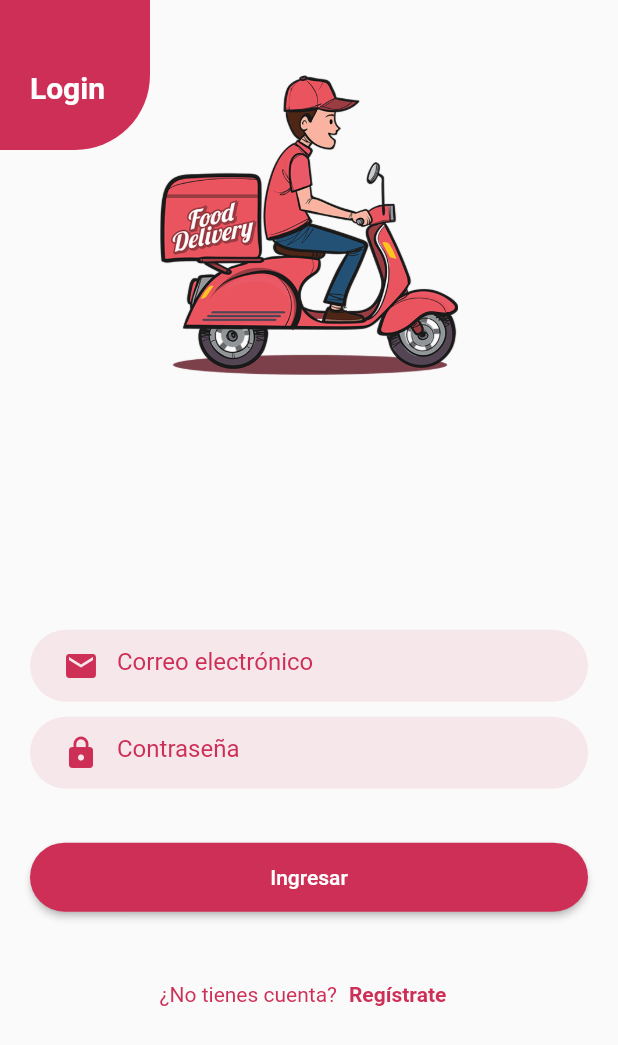
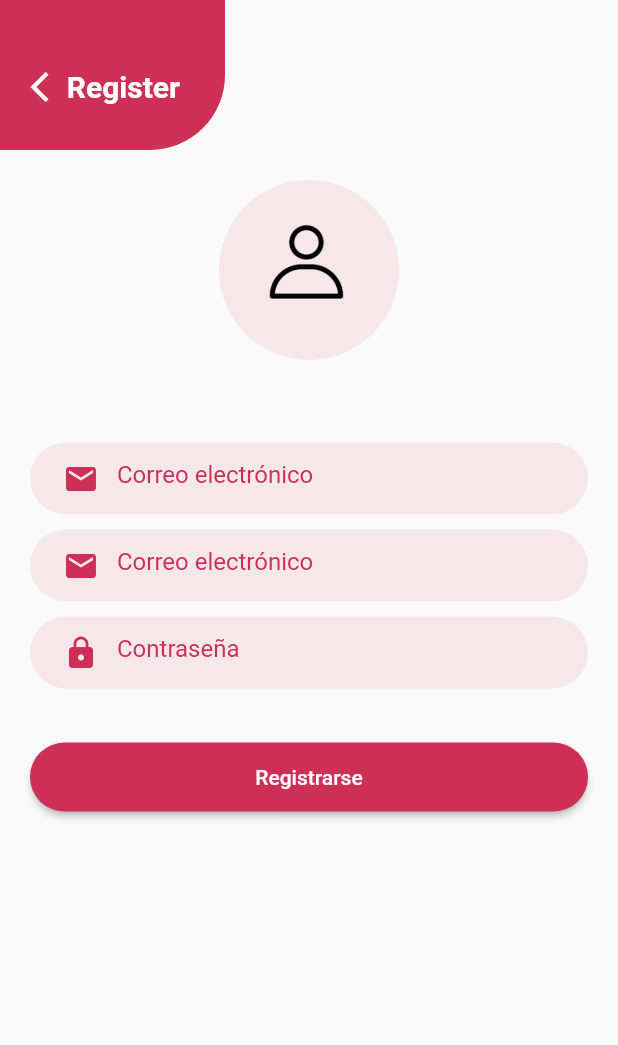
Before and after one commit to JoseGaldamez/chaty, a Flutter app: the screen it shows after launch, after a tap on "Regístrate", on a phone screen of 412 x 824 dp. Shown: the top 1045 px of the screen. Run offline on Flutter 3.47's test engine with Material 2 defaults, Android fonts, the phone set to English and light mode, and no system bars; our stand-ins replace get.

Commit message:
adding register page

```diff
--- a/lib/main.dart
+++ b/lib/main.dart
@@ -1,6 +1,7 @@
 import 'package:flutter/material.dart';
 import 'package:chaty/src/routes/app_routes.dart';
 import 'package:chaty/src/themes/principal_theme.dart';
+import 'package:get/get.dart';
 
 void main() => runApp(const RootApp());
 
@@ -14,11 +15,11 @@ class RootApp extends StatefulWidget {
 class _RootAppState extends State<RootApp> {
   @override
   Widget build(BuildContext context) {
-    return MaterialApp(
+    return GetMaterialApp(
       title: 'Chaty',
       debugShowCheckedModeBanner: false,
-      initialRoute: 'login',
-      routes: appRoutes,
+      initialRoute: '/',
+      getPages: appRoutes,
       theme: principalTheme,
     );
   }
--- a/lib/src/routes/app_routes.dart
+++ b/lib/src/routes/app_routes.dart
@@ -1,7 +1,8 @@
-import 'package:flutter/material.dart';
+import 'package:get/get.dart';
 import '../screens/screens.dart';
 
-final appRoutes = <String, WidgetBuilder>{
-  'login': (BuildContext context) => const LoginScreen(),
-  'home': (BuildContext context) => const HomeScreen(),
-};
+final appRoutes = [
+  GetPage(name: '/', page: () => const LoginScreen()),
+  GetPage(name: '/register', page: () => const RegisterScreen()),
+  GetPage(name: '/home', page: () => const HomeScreen()),
+];
--- a/lib/src/screens/auth/login_screen.dart
+++ b/lib/src/screens/auth/login_screen.dart
@@ -1,19 +1,15 @@
 import 'package:chaty/src/themes/app_colors.dart';
-import 'package:chaty/src/widgets/login_form/login_form.dart';
+import 'package:chaty/src/widgets/auth/login_form/login_form.dart';
 import 'package:flutter/material.dart';
 
-class LoginScreen extends StatefulWidget {
+class LoginScreen extends StatelessWidget {
   const LoginScreen({super.key});
 
   @override
-  State<LoginScreen> createState() => _LoginScreenState();
-}
-
-class _LoginScreenState extends State<LoginScreen> {
-  @override
   Widget build(BuildContext context) {
     return Scaffold(
-        body: Stack(
+        body: SingleChildScrollView(
+      child: Stack(
         children: [
           Positioned(
             top: -100,
@@ -37,6 +33,7 @@ class _LoginScreenState extends State<LoginScreen> {
           ),
           const SizedBox(width: double.infinity, child: LoginForm()),
         ],
+      ),
     ));
   }
 }
--- /dev/null
+++ b/lib/src/screens/auth/register_screen.dart
@@ -0,0 +1,54 @@
+import 'package:flutter/material.dart';
+import 'package:get/get.dart';
+import '../../themes/app_colors.dart';
+import '../../widgets/auth/register_form/register_form.dart';
+
+class RegisterScreen extends StatelessWidget {
+  const RegisterScreen({super.key});
+
+  @override
+  Widget build(BuildContext context) {
+    return Scaffold(
+        body: SingleChildScrollView(
+      child: Stack(
+        children: [
+          Positioned(
+            top: -100,
+            left: -50,
+            child: Container(
+              alignment: Alignment.bottomRight,
+              padding: const EdgeInsets.all(30),
+              width: 200,
+              height: 200,
+              decoration: BoxDecoration(
+                  borderRadius: BorderRadius.circular(50.0),
+                  color: AppColors.primaryColor),
+              child: Row(
+                mainAxisAlignment: MainAxisAlignment.end,
+                children: [
+                  GestureDetector(
+                    onTap: () {
+                      Get.back();
+                    },
+                    child: const Icon(
+                      Icons.arrow_back_ios,
+                      color: Colors.white,
+                    ),
+                  ),
+                  const Text(
+                    "Register",
+                    style: TextStyle(
+                        color: Colors.white,
+                        fontWeight: FontWeight.bold,
+                        fontSize: 20.0),
+                  ),
+                ],
+              ),
+            ),
+          ),
+          const SizedBox(width: double.infinity, child: RegisterForm()),
+        ],
+      ),
+    ));
+  }
+}
--- a/lib/src/screens/screens.dart
+++ b/lib/src/screens/screens.dart
@@ -1,2 +1,3 @@
 export 'auth/login_screen.dart';
 export 'home/home_screen.dart';
+export 'auth/register_screen.dart';
--- /dev/null
+++ b/lib/src/widgets/auth/login_form/login_form.dart
@@ -0,0 +1,97 @@
+import 'package:chaty/src/themes/app_colors.dart';
+import 'package:flutter/material.dart';
+import 'package:get/get.dart';
+
+class LoginForm extends StatelessWidget {
+  const LoginForm({super.key});
+
+  @override
+  Widget build(BuildContext context) {
+    return Column(
+      children: <Widget>[
+        _image(context),
+        _emailField(),
+        _passwordField(),
+        _signInButton(),
+        _dontHaveAccount()
+      ],
+    );
+  }
+
+  Row _dontHaveAccount() {
+    return Row(
+      mainAxisAlignment: MainAxisAlignment.center,
+      children: <Widget>[
+        const Text("¿No tienes cuenta?",
+            style: TextStyle(color: AppColors.primaryColor)),
+        TextButton(
+          onPressed: () {
+            Get.toNamed("/register");
+          },
+          child: const Text("Regístrate",
+              style: TextStyle(
+                  color: AppColors.primaryColor, fontWeight: FontWeight.bold)),
+        )
+      ],
+    );
+  }
+
+  Container _signInButton() => Container(
+        width: double.infinity,
+        margin: const EdgeInsets.symmetric(horizontal: 20.0, vertical: 30),
+        child: ElevatedButton(
+            onPressed: () {},
+            style: ElevatedButton.styleFrom(
+                backgroundColor: AppColors.primaryColor,
+                shape: RoundedRectangleBorder(
+                  borderRadius: BorderRadius.circular(30.0),
+                ),
+                padding: const EdgeInsets.symmetric(vertical: 15)),
+            child: const Text("Ingresar")),
+      );
+
+  Container _passwordField() {
+    return Container(
+      margin: const EdgeInsets.symmetric(horizontal: 20.0, vertical: 5),
+      padding: const EdgeInsets.symmetric(horizontal: 10.0),
+      decoration: BoxDecoration(
+        color: AppColors.primaryOpacityColor,
+        borderRadius: BorderRadius.circular(30.0),
+      ),
+      child: const TextField(
+        decoration: InputDecoration(
+            hintText: "Contraseña",
+            hintStyle: TextStyle(color: AppColors.primaryColor),
+            border: InputBorder.none,
+            prefixIcon: Icon(Icons.lock, color: AppColors.primaryColor)),
+      ),
+    );
+  }
+
+  Container _emailField() {
+    return Container(
+      margin: const EdgeInsets.symmetric(horizontal: 20.0, vertical: 5),
+      padding: const EdgeInsets.symmetric(horizontal: 10.0),
+      decoration: BoxDecoration(
+        color: AppColors.primaryOpacityColor,
+        borderRadius: BorderRadius.circular(30.0),
+      ),
+      child: const TextField(
+        decoration: InputDecoration(
+            hintText: "Correo electrónico",
+            hintStyle: TextStyle(color: AppColors.primaryColor),
+            border: InputBorder.none,
+            prefixIcon: Icon(Icons.email, color: AppColors.primaryColor)),
+      ),
+    );
+  }
+
+  Container _image(BuildContext context) {
+    return Container(
+      margin: EdgeInsets.only(
+          top: 50.0, bottom: MediaQuery.of(context).size.height * 0.2),
+      child: Image.asset("lib/src/assets/imgs/delivery.png",
+          width: 200, height: 200),
+    );
+  }
+}
--- a/lib/src/widgets/login_form/login_form.dart
+++ b/lib/src/widgets/auth/register_form/register_form.dart
@@ -1,39 +1,18 @@
 import 'package:chaty/src/themes/app_colors.dart';
 import 'package:flutter/material.dart';
 
-class LoginForm extends StatefulWidget {
-  const LoginForm({super.key});
+class RegisterForm extends StatelessWidget {
+  const RegisterForm({super.key});
 
-  @override
-  State<LoginForm> createState() => _LoginFormState();
-}
-
-class _LoginFormState extends State<LoginForm> {
   @override
   Widget build(BuildContext context) {
     return Column(
       children: <Widget>[
-        _image(),
+        _image(context),
+        _emailField(),
         _emailField(),
         _passwordField(),
         _signInButton(),
-        _dontHaveAccount()
-      ],
-    );
-  }
-
-  Row _dontHaveAccount() {
-    return Row(
-      mainAxisAlignment: MainAxisAlignment.center,
-      children: <Widget>[
-        const Text("¿No tienes cuenta?",
-            style: TextStyle(color: AppColors.primaryColor)),
-        TextButton(
-          onPressed: () {},
-          child: const Text("Regístrate",
-              style: TextStyle(
-                  color: AppColors.primaryColor, fontWeight: FontWeight.bold)),
-        )
       ],
     );
   }
@@ -49,7 +28,7 @@ class _LoginFormState extends State<LoginForm> {
                   borderRadius: BorderRadius.circular(30.0),
                 ),
                 padding: const EdgeInsets.symmetric(vertical: 15)),
-            child: const Text("Ingresar")),
+            child: const Text("Registrarse")),
       );
 
   Container _passwordField() {
@@ -88,12 +67,14 @@ class _LoginFormState extends State<LoginForm> {
     );
   }
 
-  Container _image() {
+  Container _image(BuildContext context) {
     return Container(
-      margin: EdgeInsets.only(
-          top: 50.0, bottom: MediaQuery.of(context).size.height * 0.2),
-      child: Image.asset("lib/src/assets/imgs/delivery.png",
-          width: 200, height: 200),
+      margin: const EdgeInsets.only(top: 120.0, bottom: 50.0),
+      child: const CircleAvatar(
+        radius: 60,
+        backgroundColor: AppColors.primaryOpacityColor,
+        backgroundImage: AssetImage("lib/src/assets/imgs/user_profile_2.png"),
+      ),
     );
   }
 }
--- a/pubspec.yaml
+++ b/pubspec.yaml
@@ -34,6 +34,7 @@ dependencies:
     # The following adds the Cupertino Icons font to your application.
     # Use with the CupertinoIcons class for iOS style icons.
     cupertino_icons: ^1.0.2
+    get: ^4.6.5
 
 dev_dependencies:
     flutter_test:
```
Also changed, not shown: pubspec.lock. Lines whose indentation alone changed are shown as unchanged.
